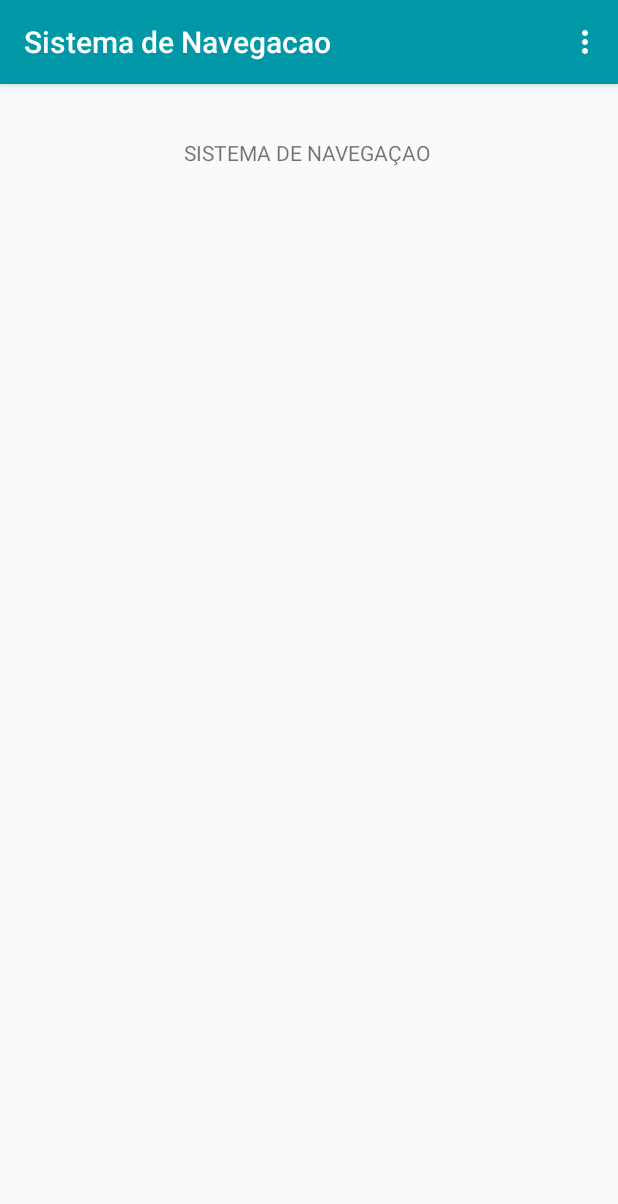
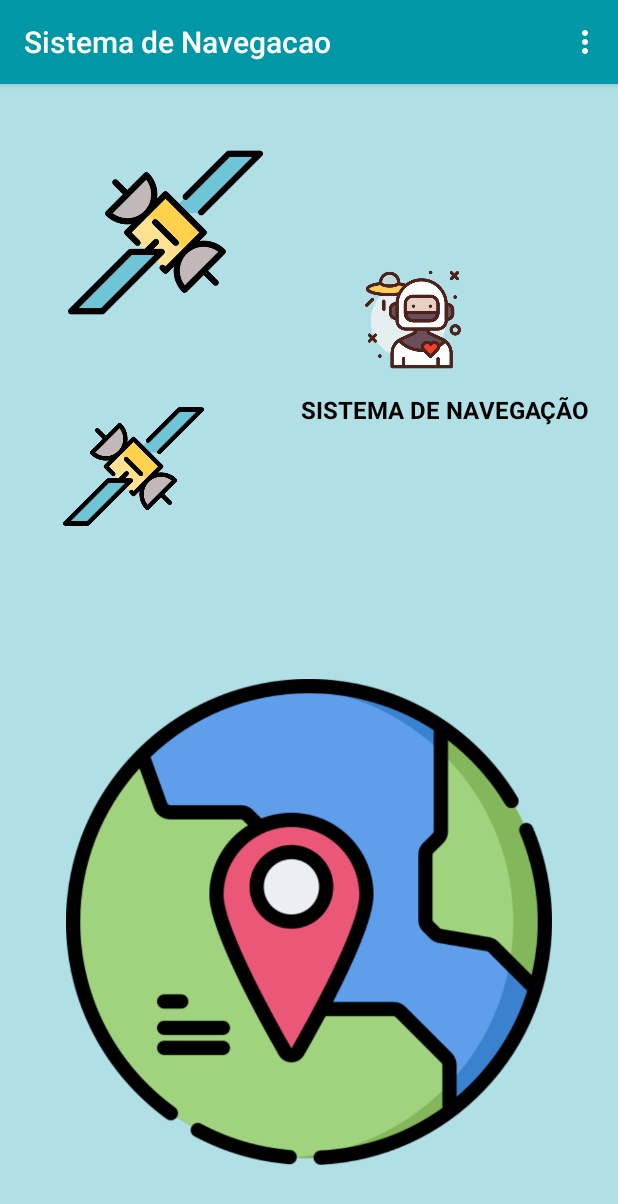
Before and after one commit to palomacorreia/_ANDROID_navegAndroid, an Android app: the screen it shows after launch (MainActivity), on a phone screen of 412 x 824 dp. Shown: the top 1204 px of the screen. Run offline under Robolectric (Android 15) with nearby library versions, the phone set to English and light mode, and no system bars.

Commit message:
Novo layout
Tudo ok!

```diff
--- a/app/src/main/res/layout/activity_main.xml
+++ b/app/src/main/res/layout/activity_main.xml
@@ -4,19 +4,90 @@
     xmlns:tools="http://schemas.android.com/tools"
     android:layout_width="match_parent"
     android:layout_height="match_parent"
+    android:background="#B0E0E6"
     tools:context="syssatelite.navegandroid.MainActivity">
 
     <TextView
-        android:layout_width="wrap_content"
-        android:layout_height="203dp"
-        android:text="SISTEMA DE NAVEGAÇAO"
+        android:id="@+id/textView"
+        android:layout_width="194dp"
+        android:layout_height="29dp"
+        android:contentDescription="@string/sistema"
+        android:text="@string/sistema"
+        android:textSize="16sp"
+        android:textColor="#000"
         app:layout_constraintBottom_toBottomOf="parent"
-        app:layout_constraintHorizontal_bias="0.497"
+        app:layout_constraintHorizontal_bias="0.921"
         app:layout_constraintLeft_toLeftOf="parent"
         app:layout_constraintRight_toRightOf="parent"
         app:layout_constraintTop_toTopOf="parent"
-        app:layout_constraintVertical_bias="0.064" />
+        app:layout_constraintVertical_bias="0.279" />
 
+    <ImageView
+        android:id="@+id/imageView10"
+        android:layout_width="324dp"
+        android:layout_height="337dp"
+        android:layout_marginStart="8dp"
+        android:layout_marginTop="8dp"
+        android:layout_marginEnd="8dp"
+        android:layout_marginBottom="8dp"
+        app:layout_constraintBottom_toBottomOf="parent"
+        app:layout_constraintEnd_toEndOf="parent"
+        app:layout_constraintStart_toStartOf="parent"
+        app:layout_constraintTop_toTopOf="parent"
+        app:layout_constraintVertical_bias="0.921"
+        app:srcCompat="@drawable/terra"
+        android:contentDescription="@string/sistema"/>
+
+    <ImageView
+        android:id="@+id/imageView11"
+        android:layout_width="135dp"
+        android:layout_height="130dp"
+        android:layout_marginStart="8dp"
+        android:layout_marginTop="8dp"
+        android:layout_marginEnd="8dp"
+        android:layout_marginBottom="8dp"
+        app:layout_constraintBottom_toBottomOf="parent"
+        app:layout_constraintEnd_toEndOf="parent"
+        app:layout_constraintHorizontal_bias="0.134"
+        app:layout_constraintStart_toStartOf="parent"
+        app:layout_constraintTop_toTopOf="parent"
+        app:layout_constraintVertical_bias="0.042"
+        app:srcCompat="@drawable/sat"
+        android:contentDescription="@string/sistema"/>
+
+    <ImageView
+        android:id="@+id/imageView12"
+        android:layout_width="110dp"
+        android:layout_height="94dp"
+        android:layout_marginStart="8dp"
+        android:layout_marginTop="8dp"
+        android:layout_marginEnd="8dp"
+        android:layout_marginBottom="8dp"
+        android:contentDescription="@string/sistema"
+        app:layout_constraintBottom_toBottomOf="parent"
+        app:layout_constraintEnd_toEndOf="parent"
+        app:layout_constraintHorizontal_bias="0.091"
+        app:layout_constraintStart_toStartOf="parent"
+        app:layout_constraintTop_toTopOf="parent"
+        app:layout_constraintVertical_bias="0.304"
+        app:srcCompat="@drawable/sat" />
+
+    <ImageView
+        android:id="@+id/imageView13"
+        android:layout_width="89dp"
+        android:layout_height="82dp"
+        android:layout_marginStart="8dp"
+        android:layout_marginTop="8dp"
+        android:layout_marginEnd="8dp"
+        android:layout_marginBottom="8dp"
+        android:contentDescription="@string/sistema"
+        app:layout_constraintBottom_toTopOf="@+id/textView"
+        app:layout_constraintEnd_toEndOf="parent"
+        app:layout_constraintHorizontal_bias="0.725"
+        app:layout_constraintStart_toStartOf="parent"
+        app:layout_constraintTop_toTopOf="parent"
+        app:layout_constraintVertical_bias="1.0"
+        app:srcCompat="@drawable/astronaut" />
 
 
 </androidx.constraintlayout.widget.ConstraintLayout>
```
Also changed, not shown: app/src/main/res/layout/activity_tela_sobre.xml (+11 -8 lines), app/src/main/res/layout/configurar.xml (+24 -8 lines), app/src/main/res/values/strings.xml (+5 -4 lines), app/src/main/res/drawable/astronaut.png (added), app/src/main/res/drawable/maps.png (added), app/src/main/res/drawable/novalogo.png (added), app/src/main/res/drawable/planets.png (added), app/src/main/res/drawable/sat.png (added), app/src/main/res/drawable/terra.png (added).
